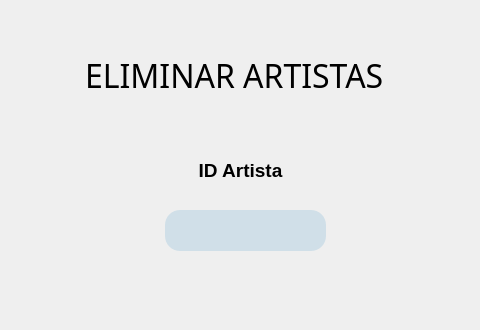
This is src/vista/ui/EliminarArtistas.ui in eperec03/museo as Qt 5 draws it before an edit; both pictures show x 135 to 615 and y 0 to 330 of the 800 by 600 pixel window. The edited form follows.
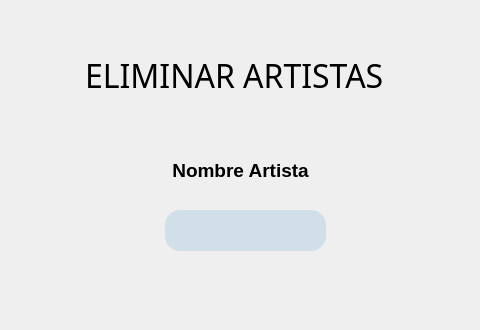
This is the edited form.

What changed in the file:
```diff
--- a/src/vista/ui/EliminarArtistas.ui
+++ b/src/vista/ui/EliminarArtistas.ui
@@ -219,7 +219,7 @@
      </rect>
     </property>
     <property name="text">
-     <string>&lt;html&gt;&lt;head/&gt;&lt;body&gt;&lt;p align=&quot;center&quot;&gt;&lt;span style=&quot; font-size:14pt; font-weight:600;&quot;&gt;ID Artista&lt;/span&gt;&lt;/p&gt;&lt;/body&gt;&lt;/html&gt;</string>
+     <string>&lt;html&gt;&lt;head/&gt;&lt;body&gt;&lt;p align=&quot;center&quot;&gt;&lt;span style=&quot; font-size:14pt; font-weight:600;&quot;&gt;Nombre Artista&lt;/span&gt;&lt;/p&gt;&lt;/body&gt;&lt;/html&gt;</string>
     </property>
    </widget>
    <widget class="QLabel" name="Titulo">
```
Left out of the diff: 2 changed lines with no effect on the pictures.
